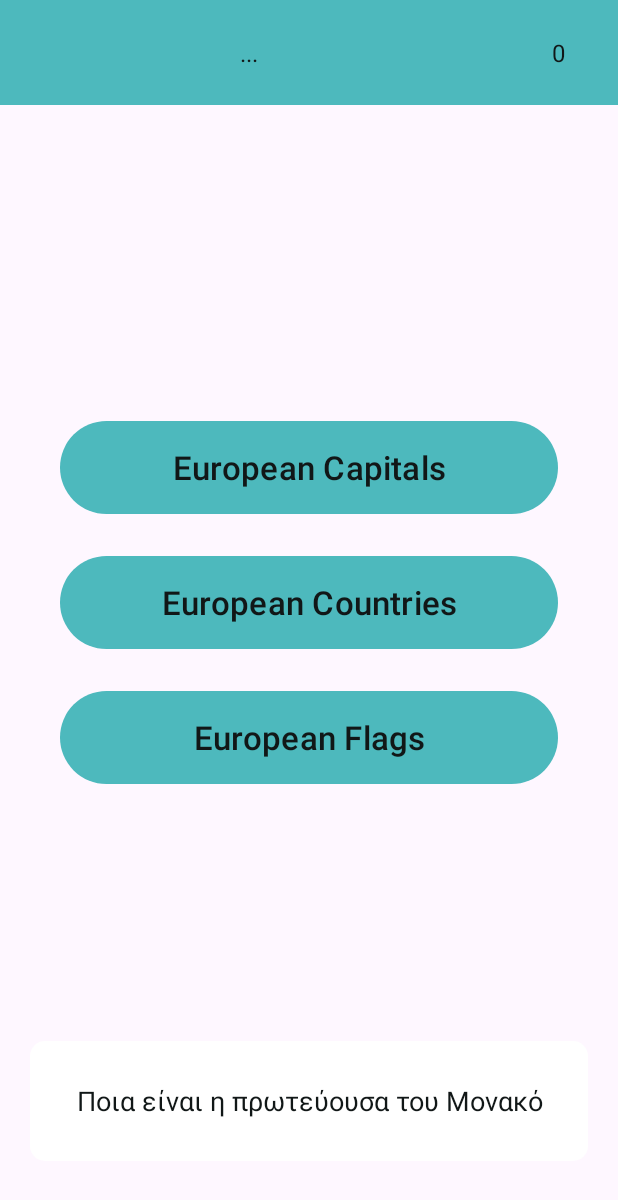
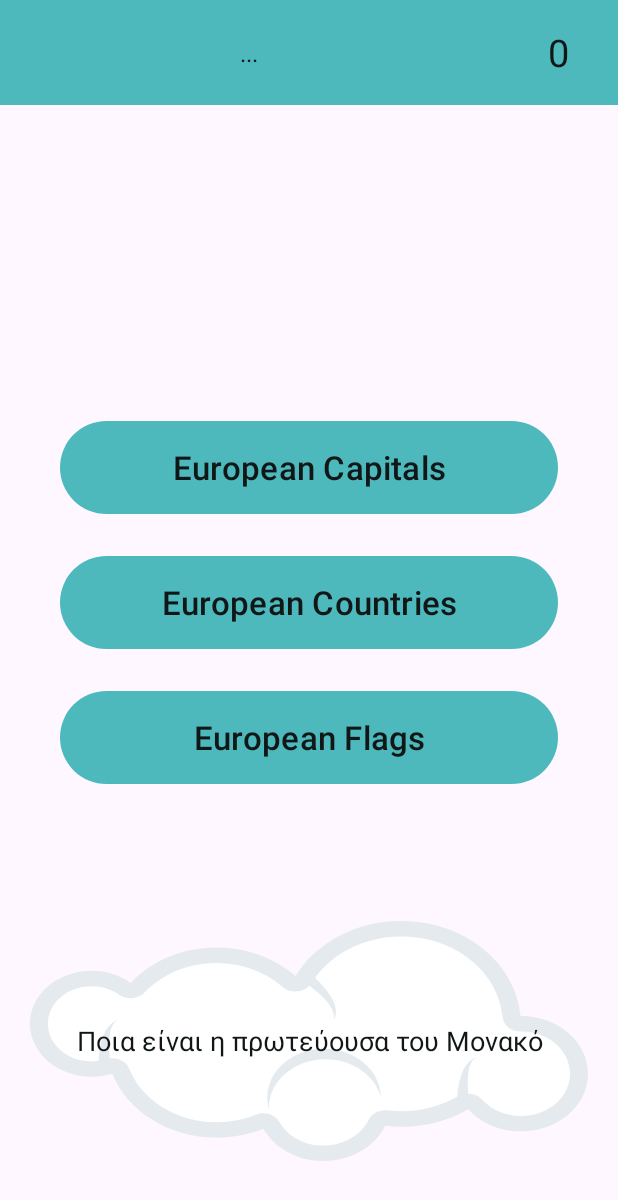
Before and after one commit to dkoukoul/EuroExplorer, an Android app: the screen it shows after launch (MainActivity), after a tap on "European Capitals", on a phone screen of 412 x 824 dp. Shown: the top 1200 px of the screen. Run offline under Robolectric (Android 15) with nearby library versions, the phone set to English and light mode, and no system bars.

Commit message:
wip-game-modes

```diff
--- /dev/null
+++ b/app/src/main/res/anim/slide_in.xml
@@ -0,0 +1,6 @@
+<set xmlns:android="http://schemas.android.com/apk/res/android">
+    <translate
+        android:fromXDelta="-100%"
+        android:toXDelta="100%"
+        android:duration="1000"/>
+</set>
--- /dev/null
+++ b/app/src/main/res/drawable/airplane.xml
@@ -0,0 +1,85 @@
+<vector xmlns:android="http://schemas.android.com/apk/res/android"
+    android:width="307.2dp"
+    android:height="85.09dp"
+    android:viewportWidth="307.2"
+    android:viewportHeight="85.09">
+  <path
+      android:pathData="m92.17,0.01 l-2.3,0C83.67,0.12 0,3.05 0,3.05l82.67,2.14c0,0 -4.2,5.29 -5.3,8.44 -1.1,3.15 -1.92,10.47 -1.92,10.47L5.4,25.56 74.65,27.82c0,0 -1,6.64 -1,10.8 0,4.17 2.92,8.9 2.92,8.9l-46.74,1.57c0,0 52.14,2.03 56.74,2.7 0.6,0.1 2,0.25 3,0.38 -0.2,-1.34 -2.4,-19.46 -2.6,-23.47 -0.3,-4.16 -0.2,-16.55 2.7,-18.75C92.47,7.92 106.1,8.82 108.1,8.91 107.1,6.41 105.6,3.87 104.4,2.6 102.6,0.73 97.57,0.06 92.17,0Z"
+      android:fillColor="#f04239"/>
+  <path
+      android:pathData="m103.8,9.51c-4.83,0 -11.63,0.2 -13.53,1.58 -2.9,2.2 -2.2,13.46 -1.9,17.62 0.2,4.16 2.7,24.23 2.7,24.23 0,0 50.03,5.22 89.53,8.92 0.7,-0.1 73.6,-12.68 73.6,-1 0,2.8 -4.2,4.33 -10.5,5.03 19.7,0.1 33.4,-0.9 35.3,-1.2 3,-0.5 3,-0.73 3,-2.73 0,-1.9 0,-25.18 0.2,-28.36 0.2,-3.18 -0.5,-3.42 -2.9,-3.42 -2.5,0 -31.9,-0.98 -33.8,-0.98 -4.4,0.87 -10.9,5.9 -13.2,6.91 -0.3,0.13 -1.1,0.57 -2.6,0.57l-112.8,0c-1.5,0 -2.6,-0.25 -2.6,-0.57 0,-0.31 1.1,-0.57 2.6,-0.57l79.1,0c-2.3,-0.33 -8,-7.39 -11.2,-8.79 -1.9,-0.84 -13.7,0.25 -27.7,1.47 -13.9,1.22 -29.1,6.12 -35,3.18 -5.8,-2.94 -13.2,-21.78 -13.2,-21.78 0,0 -2.2,-0.1 -5.1,-0.11zM136.6,45.45 L269.1,45.45c1.4,0 2.5,0.31 2.5,0.68 0,0.38 -1.1,0.69 -2.5,0.69l-132.5,0c-1.4,0 -2.5,-0.31 -2.5,-0.69 0,-0.37 1.1,-0.68 2.5,-0.68z"
+      android:fillColor="#555"/>
+  <path
+      android:pathData="m285.1,30.9c-0.9,0 -1.4,0.58 -1.4,0.58l0,12.11 0,6.99 0,12.08c0,0 1.2,1.53 3.5,-0.2 2.2,-1.6 3.8,-2.6 4.3,-4.7 0.1,-0.52 0.1,-6.82 0,-10.67 0.1,-3.85 0.1,-10.15 0,-10.68 -0.5,-2.08 -2.1,-3.08 -4.3,-4.72 -0.9,-0.62 -1.6,-0.8 -2.1,-0.79z"
+      android:fillColor="#f04239"/>
+  <path
+      android:pathData="M297.6,37.28L299.17,37.28A1,1 0,0 1,300.17 38.28L300.17,55.76A1,1 0,0 1,299.17 56.76L297.6,56.76A1,1 0,0 1,296.6 55.76L296.6,38.28A1,1 0,0 1,297.6 37.28z"
+      android:fillColor="#555"/>
+  <path
+      android:pathData="M292.89,30.61L295.65,30.61A1.09,1.01 0,0 1,296.74 31.62L296.74,31.62A1.09,1.01 0,0 1,295.65 32.63L292.89,32.63A1.09,1.01 0,0 1,291.8 31.62L291.8,31.62A1.09,1.01 0,0 1,292.89 30.61z"
+      android:strokeWidth="0.5"
+      android:fillColor="#555"
+      android:strokeColor="#fff"/>
+  <path
+      android:pathData="M292.8,34.43L295.74,34.43A1,1 0,0 1,296.74 35.43L296.74,35.46A1,1 0,0 1,295.74 36.46L292.8,36.46A1,1 0,0 1,291.8 35.46L291.8,35.43A1,1 0,0 1,292.8 34.43z"
+      android:strokeWidth="0.5"
+      android:fillColor="#555"
+      android:strokeColor="#fff"/>
+  <path
+      android:pathData="M292.89,38.25L295.65,38.25A1.09,1.01 0,0 1,296.74 39.26L296.74,39.26A1.09,1.01 0,0 1,295.65 40.28L292.89,40.28A1.09,1.01 0,0 1,291.8 39.26L291.8,39.26A1.09,1.01 0,0 1,292.89 38.25z"
+      android:strokeWidth="0.5"
+      android:fillColor="#555"
+      android:strokeColor="#fff"/>
+  <path
+      android:pathData="M292.89,42.07L295.65,42.07A1.09,1.01 0,0 1,296.74 43.08L296.74,43.08A1.09,1.01 0,0 1,295.65 44.1L292.89,44.1A1.09,1.01 0,0 1,291.8 43.08L291.8,43.08A1.09,1.01 0,0 1,292.89 42.07z"
+      android:strokeWidth="0.5"
+      android:fillColor="#555"
+      android:strokeColor="#fff"/>
+  <path
+      android:pathData="M292.89,45.88L295.65,45.88A1.09,1.01 0,0 1,296.74 46.89L296.74,46.89A1.09,1.01 0,0 1,295.65 47.9L292.89,47.9A1.09,1.01 0,0 1,291.8 46.89L291.8,46.89A1.09,1.01 0,0 1,292.89 45.88z"
+      android:strokeWidth="0.5"
+      android:fillColor="#555"
+      android:strokeColor="#fff"/>
+  <path
+      android:pathData="M292.89,49.7L295.65,49.7A1.09,1.01 0,0 1,296.74 50.71L296.74,50.71A1.09,1.01 0,0 1,295.65 51.72L292.89,51.72A1.09,1.01 0,0 1,291.8 50.71L291.8,50.71A1.09,1.01 0,0 1,292.89 49.7z"
+      android:strokeWidth="0.5"
+      android:fillColor="#555"
+      android:strokeColor="#fff"/>
+  <path
+      android:pathData="M292.89,53.52L295.65,53.52A1.09,1.01 0,0 1,296.74 54.53L296.74,54.53A1.09,1.01 0,0 1,295.65 55.54L292.89,55.54A1.09,1.01 0,0 1,291.8 54.53L291.8,54.53A1.09,1.01 0,0 1,292.89 53.52z"
+      android:strokeWidth="0.5"
+      android:fillColor="#555"
+      android:strokeColor="#fff"/>
+  <path
+      android:pathData="M292.89,57.34L295.65,57.34A1.09,1.01 0,0 1,296.74 58.35L296.74,58.35A1.09,1.01 0,0 1,295.65 59.37L292.89,59.37A1.09,1.01 0,0 1,291.8 58.35L291.8,58.35A1.09,1.01 0,0 1,292.89 57.34z"
+      android:strokeWidth="0.5"
+      android:fillColor="#555"
+      android:strokeColor="#fff"/>
+  <path
+      android:pathData="M292.89,61.16L295.65,61.16A1.09,1.01 0,0 1,296.74 62.17L296.74,62.17A1.09,1.01 0,0 1,295.65 63.19L292.89,63.19A1.09,1.01 0,0 1,291.8 62.17L291.8,62.17A1.09,1.01 0,0 1,292.89 61.16z"
+      android:strokeWidth="0.5"
+      android:fillColor="#555"
+      android:strokeColor="#fff"/>
+  <path
+      android:pathData="m301.2,43.59 l0,5.18 3.5,0c1.4,0 2.5,-1.11 2.5,-2.5l0,-0.18c0,-1.39 -1.1,-2.5 -2.5,-2.5l-3.5,0z"
+      android:fillColor="#555"/>
+  <path
+      android:pathData="m302.7,7.26c4.2,0 1.7,34.19 -0.2,34.07 -1.9,-0.12 -4,-34.07 0.2,-34.07z"
+      android:fillColor="#555"/>
+  <path
+      android:pathData="m302.7,85.09c4.2,0 1.7,-34.23 -0.2,-34.11 -1.9,0.12 -4,34.11 0.2,34.11z"
+      android:fillColor="#555"/>
+  <path
+      android:pathData="m215.4,19.77 l-1.9,0c-2.8,0.1 -6,0.52 -9.2,1.16l3.8,14.21 16.6,0 -4,-15.11c-1.6,-0.16 -3.4,-0.26 -5.3,-0.27zM222.4,20.25 L226.4,35.15 228.6,35.15c2.2,0 3.5,-0.24 6.4,-2.15 2.8,-1.9 7.2,-3.81 7.6,-4.4 0.3,-0.6 -4.2,-3.94 -7.5,-5.25 -2.3,-0.91 -6.8,-2.36 -12.7,-3.1zM202.8,21.26c-8.3,1.83 -15.6,4.02 -15.7,4.76 -0.1,1.07 8.4,7.58 9.1,8.18 0.7,0.59 0.6,0.95 5.4,0.95l4.9,0z"
+      android:fillColor="#f04239"/>
+  <path
+      android:pathData="m181.7,62.66c0,0 71,10.33 71,-1 0,-11.32 -71,1 -71,1z"
+      android:strokeWidth="1"
+      android:fillColor="#555"
+      android:strokeColor="#555"/>
+  <path
+      android:pathData="m88.57,39.32c0.1,1.19 7.4,1.48 15.03,1.59 8.1,0.11 14.9,-0.25 14.9,-2.33 0,-4.16 -9.6,-3 -15.4,-2.02 -6.33,0.92 -14.63,1.53 -14.53,2.76z"
+      android:strokeWidth="0.5"
+      android:fillColor="#555"
+      android:strokeColor="#fff"/>
+</vector>
--- /dev/null
+++ b/app/src/main/res/drawable/clouds.xml
@@ -0,0 +1,24 @@
+<vector xmlns:android="http://schemas.android.com/apk/res/android"
+    android:width="308dp"
+    android:height="154dp"
+    android:viewportWidth="308"
+    android:viewportHeight="154">
+  <path
+      android:pathData="m205,-0.01c-25.36,0 -47.39,14.35 -58.44,35.35 -11.07,-11.31 -26.49,-18.35 -43.56,-18.35 -19.17,0 -36.28,8.88 -47.47,22.72 -5.86,-4.81 -13.36,-7.72 -21.53,-7.72 -18.77,0 -34,15.24 -34,34 0,18.77 15.23,34 34,34 4,0 7.84,-0.69 11.41,-1.97 8.29,23.84 30.94,40.97 57.59,40.97 9.21,0 17.95,-2.05 25.78,-5.71 6.03,12.26 18.64,20.71 33.22,20.71 15.32,0 28.47,-9.31 34.09,-22.59 2.92,0.39 5.89,0.59 8.91,0.59 13.64,0 26.32,-4.15 36.84,-11.25 6.78,8.67 17.32,14.25 29.16,14.25 20.42,0 37,-16.57 37,-37 0,-20.42 -16.58,-37 -37,-37h-0.22c-2.56,-34.1 -31.03,-61 -65.78,-61z"
+      android:fillColor="#e4eaed"/>
+  <path
+      android:pathData="m205,9.9c-21.63,0 -40.3,12.22 -49.69,30.06 -1.47,2.79 -4.19,4.71 -7.32,5.17 -3.12,0.46 -6.28,-0.6 -8.49,-2.85 -9.3,-9.5 -22.16,-15.38 -36.5,-15.38 -16.12,0 -30.4,7.42 -39.78,19.03 -1.66,2.05 -4.06,3.35 -6.69,3.62 -2.62,0.27 -5.24,-0.51 -7.28,-2.18 -4.18,-3.43 -9.43,-5.47 -15.25,-5.47 -13.41,0 -24.09,10.68 -24.09,24.09 0,13.42 10.68,24.1 24.09,24.1 2.85,0 5.56,-0.48 8.09,-1.38 2.49,-0.88 5.22,-0.73 7.59,0.4 2.38,1.14 4.2,3.18 5.07,5.67 6.94,19.94 25.84,34.31 48.25,34.31 7.74,0 15.03,-1.72 21.59,-4.78 4.88,-2.28 10.68,-0.24 13.07,4.59 4.41,8.97 13.59,15.19 24.34,15.19 11.3,0 20.86,-6.83 24.97,-16.53 1.73,-4.12 6.01,-6.56 10.44,-5.97 2.47,0.33 5,0.5 7.59,0.5 11.63,0 22.36,-3.53 31.31,-9.57 4.32,-2.9 10.15,-1.97 13.35,2.13 4.97,6.36 12.62,10.44 21.34,10.44 15.07,0 27.09,-12.03 27.09,-27.1 0,-15.06 -12.02,-27.09 -27.09,-27.09h-0.16c-5.2,0.03 -9.54,-3.97 -9.93,-9.16 -2.18,-29.02 -26.27,-51.84 -55.91,-51.84z"
+      android:fillColor="#ffffff"/>
+  <path
+      android:pathData="m45,95.49s-4.75,-27.5 3.5,-32c-12.75,5 -10.5,35.25 -10.5,35.25l7,-3.25z"
+      android:fillColor="#e4eaed"/>
+  <path
+      android:pathData="m243,119.49s-4.75,-27.5 3.5,-32c-12.75,5 -10.5,35.25 -10.5,35.25l7,-3.25z"
+      android:fillColor="#e4eaed"/>
+  <path
+      android:pathData="m148.28,36.89s22.29,15.21 19.33,26.89c6.9,-12.96 -15.16,-32.21 -15.16,-32.21l-4.17,5.32z"
+      android:fillColor="#e4eaed"/>
+  <path
+      android:pathData="m162.33,81.99c-17.3,0 -31.33,14.04 -31.33,31.33 0,2.52 0.31,4.98 0.87,7.33 0,-0.19 -0.02,-0.37 -0.02,-0.56 0,-17.29 14.03,-31.32 31.32,-31.32 14.77,0 27.15,10.24 30.46,24 -0.3,-17.04 -14.2,-30.78 -31.3,-30.78z"
+      android:fillColor="#e4eaed"/>
+</vector>
--- a/app/src/main/res/layout/fragment_maps.xml
+++ b/app/src/main/res/layout/fragment_maps.xml
@@ -36,7 +36,7 @@
             android:layout_height="match_parent"
             android:background="@color/primary"
             android:gravity="center"
-            android:textSize="16sp"
+            android:textSize="25sp"
             android:textColor="@color/text"
             android:text="0"/>
 
@@ -45,7 +45,7 @@
     <TextView
         android:id="@+id/question"
         android:layout_width="match_parent"
-        android:layout_height="80dp"
+        android:layout_height="160dp"
         android:gravity="center"
         android:padding="16dp"
         android:text=""
@@ -54,6 +54,15 @@
         android:layout_alignParentBottom="true"
         android:layout_marginBottom="50dp"
         android:layout_marginHorizontal="20dp"
-        android:background="@drawable/question"
+        android:background="@drawable/clouds"
         />
+
+    <ImageView
+        android:id="@+id/airplane"
+        android:layout_width="wrap_content"
+        android:layout_height="wrap_content"
+        android:src="@drawable/airplane"
+        android:layout_centerVertical="true"
+        android:visibility="invisible"/>
+
 </RelativeLayout>
```
Also changed, not shown: app/src/main/java/co/adaptive/euroexplorer/MapsFragment.kt (+94 -4 lines).
